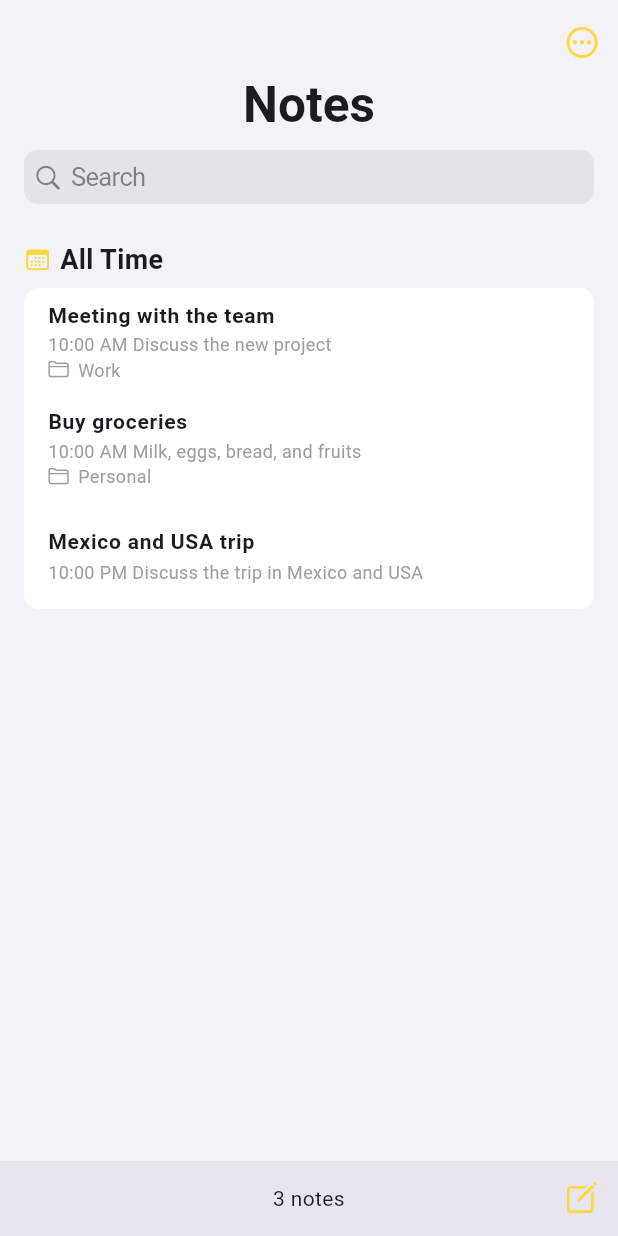
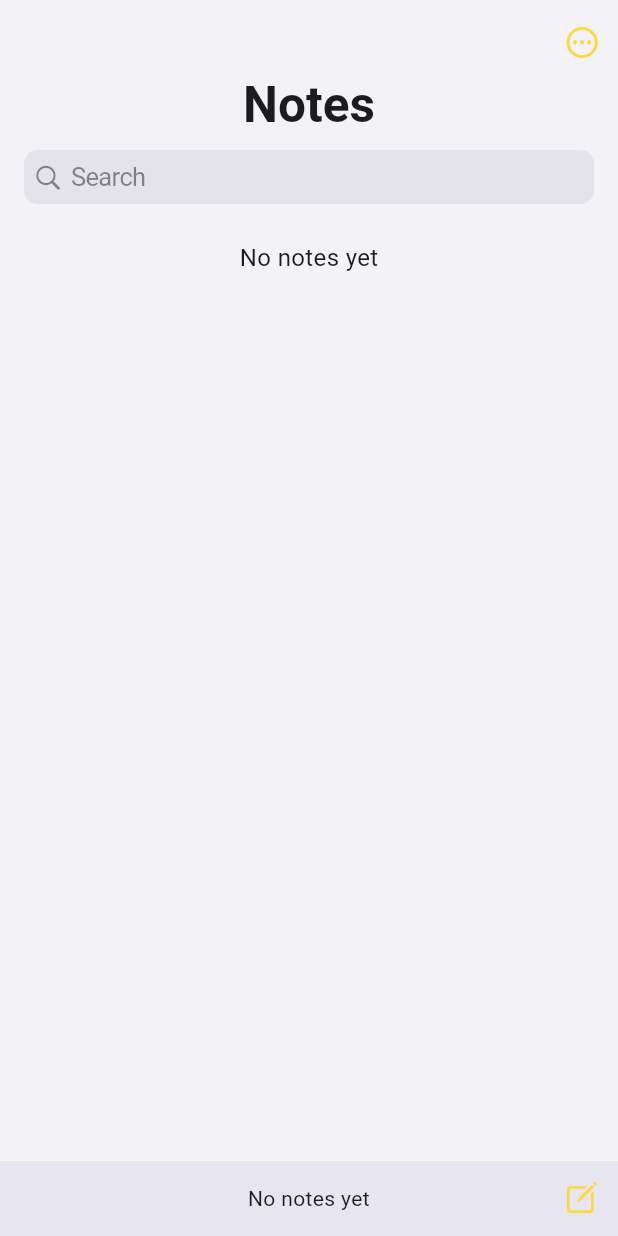
Before and after one commit to javiermh20/notes-ios-clone, a Flutter app: the screen it shows after launch, on a phone screen of 412 x 824 dp. Run offline on Flutter 3.47's test engine with Material 3 defaults, Android fonts, the phone set to English and light mode, and no system bars; our stand-ins replace hive, hive_flutter, toastification; accounts and stored records are empty.

Commit message:
Commit con el modelo en hive de note 25-07-2024
Se agregaron las vistas de una nueva nota y el modelo actualizado de Note con Hive para el guardado local e interno

```diff
--- a/lib/AppNotes.dart
+++ b/lib/AppNotes.dart
@@ -1,9 +1,11 @@
 import 'package:flutter/material.dart';
+
+import 'package:notes_javiermh/views/splashscreen/SplashScreen.dart';
+import 'package:notes_javiermh/views/note/NoteAddScreen.dart';
 import 'package:notes_javiermh/views/note/NoteHomeScreen.dart';
-import 'package:notes_javiermh/views/splashscreen/SplashScreen.dart';
+
+import 'package:notes_javiermh/generated/l10n.dart';
 import 'package:flutter_localizations/flutter_localizations.dart';
-import 'package:notes_javiermh/generated/l10n.dart';
-
 class AppNotes extends StatelessWidget {
   const AppNotes({super.key});
 
@@ -29,6 +31,7 @@ class AppNotes extends StatelessWidget {
       routes: {
         '/': (context) => const SplashScreen(),
         '/home': (context) => const NoteHomeScreen(),
+        '/noteAdd': (context) =>  const NoteAddScreen(),
       },
       debugShowCheckedModeBanner: false,
     );
--- a/lib/models/Note.dart
+++ b/lib/models/Note.dart
@@ -1,8 +1,19 @@
+
+import 'package:hive/hive.dart';
+
+part 'Note.g.dart';
+
+@HiveType(typeId: 1)
 class Note{
+  @HiveField(0)
   String title;
+  @HiveField(1)
   String description;
+  @HiveField(2)
   String date;
+  @HiveField(3)
   String hour;
+  @HiveField(4)
   String? folder;
 
   Note({
@@ -12,4 +23,12 @@ class Note{
     required this.hour,
     this.folder,
   });
+
+  static Note fromJson(Map<String, dynamic> json) => Note(
+    title: json['title'],
+    description: json['description'],
+    date: json['date'],
+    hour: json['hour'],
+    folder: json['folder'],
+  );
 }
--- a/lib/utils/Utils.dart
+++ b/lib/utils/Utils.dart
@@ -1,4 +1,3 @@
-import 'package:flutter/material.dart';
 
 class Utils{
   String truncateWithEllipsis(int cutoff, String myString) {
--- a/lib/views/note/NoteHomeScreen.dart
+++ b/lib/views/note/NoteHomeScreen.dart
@@ -1,9 +1,11 @@
 import 'package:flutter/material.dart';
 import 'package:flutter/cupertino.dart';
+
 import 'package:notes_javiermh/generated/l10n.dart';
 import 'package:notes_javiermh/models/Note.dart';
 import 'package:notes_javiermh/utils/Utils.dart';
-import 'package:notes_javiermh/views/note/NoteAddScreen.dart';
+
+import 'package:hive/hive.dart';
 
 class NoteHomeScreen extends StatefulWidget {
   const NoteHomeScreen({super.key});
@@ -15,31 +17,21 @@ class NoteHomeScreen extends StatefulWidget {
 class _NoteHomeScreenState extends State<NoteHomeScreen> {
   bool showPinnedNotes = true;
   bool isSelectedView = false;
+  late List<Note> notes;
+  late List<Note> pinnedNotes = [];
+  Box notesBox = Hive.box('Notes');
+  TextEditingController searchNoteController = TextEditingController();
 
-  List<Note> notes = [
-    Note(
-      title: 'Meeting with the team',
-      description: 'Discuss the new project',
-      date: '2024-07-07',
-      hour: '10:00 AM',
-      folder: 'Work',
-    ),
-    Note(
-      title: 'Buy groceries',
-      description: 'Milk, eggs, bread, and fruits',
-      date: '2024-07-01',
-      hour: '10:00 AM',
-      folder: 'Personal',
-    ),
-    Note(
-        title: 'Mexico and USA trip',
-        description: 'Discuss the trip in Mexico and USA',
-        date: '2021-06-25',
-        hour: '10:00 PM'),
-  ];
-  List<Note> pinnedNotes = [];
-
-  TextEditingController searchNoteController = TextEditingController();
+  @override
+  void initState() {
+    super.initState();
+    notesBox.containsKey('notes')
+      ? notes = notesBox.get('notes', defaultValue: []).cast<Note>()
+      : notes = [];
+    notesBox.containsKey('pinnedNotes')
+      ? notes = notesBox.get('pinnedNotes', defaultValue: []).cast<Note>()
+      : pinnedNotes = [];
+  }
 
   @override
   Widget build(BuildContext context) {
@@ -75,10 +67,9 @@ class _NoteHomeScreenState extends State<NoteHomeScreen> {
             ),
             actions: [
               IconButton(
-                icon: const Icon(CupertinoIcons.ellipsis_circle,
-                    color: Colors.amberAccent),
+                icon: const Icon(CupertinoIcons.ellipsis_circle, color: Colors.amberAccent),
                 onPressed: () {
-                  // show optionsMenu
+                  // TODO show optionsMenu with style
                 },
               ),
             ],
@@ -128,7 +119,9 @@ class _NoteHomeScreenState extends State<NoteHomeScreen> {
                     ),
                   ),
                   SizedBox(height: pinnedNotes.isNotEmpty ? 12 : 0),
-                  Column(
+                  Visibility(
+                    visible: notes.isNotEmpty,
+                    child: Column(
                       crossAxisAlignment: CrossAxisAlignment.start,
                       children: [
                         Row(
@@ -142,6 +135,16 @@ class _NoteHomeScreenState extends State<NoteHomeScreen> {
                         containerNote(notes),
                         const SizedBox(height: 12),
                       ],
+                    ),
+                  ),
+                  Visibility(
+                    visible: notes.isEmpty && pinnedNotes.isEmpty,
+                    child: Center(
+                      child: Text(
+                        Translate.current.notNoteYet,
+                        style: const TextStyle(fontSize: 16),
+                      ),
+                    ),
                   ),
                 ],
               ),
@@ -158,12 +161,14 @@ class _NoteHomeScreenState extends State<NoteHomeScreen> {
         child: Stack(
           children: [
             Center(
-              child: notes.isEmpty
-                  ? Text(Translate.current.notNoteYet,
+              child: notes.isEmpty && pinnedNotes.isEmpty
+                ? Text(
+                    Translate.current.notNoteYet,
                     style: const TextStyle(fontSize: 14),
-                      textAlign: TextAlign.center)
+                    textAlign: TextAlign.center,
+                  )
                 : Text(
-                      '${notes.length} ${Translate.current.note(notes.length == 1 ? 1 : 0).toLowerCase()}',
+                    '${notes.length + pinnedNotes.length} ${Translate.current.note(notes.length + pinnedNotes.length == 1 ? 1 : 0).toLowerCase()}',
                     style: const TextStyle(fontSize: 14),
                     textAlign: TextAlign.center,
                   ),
@@ -172,14 +177,11 @@ class _NoteHomeScreenState extends State<NoteHomeScreen> {
               right: 0,
               child: IconButton(
                 onPressed: () async {
-                  Note? note = await Navigator.push(
-                    context,
-                    MaterialPageRoute(
-                      builder: (context) => NoteAddScreen(),
-                    ),
-                  );
+                  Navigator.pushNamed<Note?>(context, '/noteAdd').then((note) {
                     if (note == null) return;
                     setState(() => notes.add(note));
+                    notesBox.put('notes', notes);
+                  });
                 },
                 icon: const Icon(CupertinoIcons.square_pencil, color: Colors.amberAccent),
               ),
@@ -205,11 +207,19 @@ class _NoteHomeScreenState extends State<NoteHomeScreen> {
               children: [
                 InkWell(
                   onTap: () async {
-                    Note? note = await Navigator.push(context, MaterialPageRoute(builder: (context) => NoteAddScreen(note: i)));
+                    Navigator.pushNamed(context, '/noteAdd', arguments: i).then((note) {
                       if (note == null) return;
                       setState(() {
+                        if (pinnedNotes.contains(i)) {
+                          pinnedNotes.remove(i);
+                          pinnedNotes.add(note as Note);
+                          notesBox.put('pinnedNotes', pinnedNotes);
+                        } else {
                           notes.remove(i);
-                      notes.add(note);
+                          notes.add(note as Note);
+                          notesBox.put('notes', notes);
+                        }
+                      });
                     });
                   },
                   child: contentCard(i),
@@ -230,27 +240,24 @@ class _NoteHomeScreenState extends State<NoteHomeScreen> {
           content: Text(Translate.current.deleteNoteDescription),
           actions: [
             TextButton(
-              style: TextButton.styleFrom(
-                foregroundColor: Colors.amberAccent,
-              ),
+              style: TextButton.styleFrom(foregroundColor: Colors.amberAccent),
               onPressed: () {
                 Navigator.pop(context);
               },
               child: Text(Translate.current.cancel),
             ),
             TextButton(
-              style: TextButton.styleFrom(
-                foregroundColor: Colors.amberAccent,
-              ),
+              style: TextButton.styleFrom(foregroundColor: Colors.amberAccent),
               onPressed: () {
                 if (pinnedNotes.contains(note)) {
                   setState(() {
                     pinnedNotes.remove(note);
+                    notesBox.put('pinnedNotes', pinnedNotes);
                   });
                 }
-
                 setState(() {
                   notes.remove(note);
+                  notesBox.put('notes', notes);
                 });
                 Navigator.pop(context);
               },
@@ -278,7 +285,8 @@ class _NoteHomeScreenState extends State<NoteHomeScreen> {
               pinnedNotes.contains(note)
                 ? CupertinoIcons.pin_slash_fill
                 : CupertinoIcons.pin_fill,
-                color: Colors.white),
+              color: Colors.white,
+            ),
           ),
         ),
         Positioned(
@@ -290,19 +298,27 @@ class _NoteHomeScreenState extends State<NoteHomeScreen> {
               color: Colors.redAccent,
               borderRadius: BorderRadius.circular(10),
             ),
-              child: const Icon(CupertinoIcons.delete_solid, color: Colors.white)),
+            child: const Icon(CupertinoIcons.delete_solid, color: Colors.white),
+          ),
         ),
         Dismissible(
           confirmDismiss: (direction) async {
             if (direction == DismissDirection.endToStart) {
-              // delete note
               dialogDeleteNote(note);
               return false;
             } else {
               setState(() {
-                pinnedNotes.contains(note)
-                    ? pinnedNotes.remove(note)
-                    : pinnedNotes.add(note);
+                if(pinnedNotes.contains(note)) {
+                  notes.add(note);
+                  pinnedNotes.remove(note);
+                  notesBox.put('pinnedNotes', pinnedNotes);
+                  notesBox.put('notes', notes);
+                } else {
+                  pinnedNotes.add(note);
+                  notes.remove(note);
+                  notesBox.put('pinnedNotes', pinnedNotes);
+                  notesBox.put('notes', notes);
+                }
               });
               return true;
             }
@@ -316,7 +332,10 @@ class _NoteHomeScreenState extends State<NoteHomeScreen> {
               borderRadius: BorderRadius.circular(10),
             ),
             child: ListTile(
-              title: Text(Utils().truncateWithEllipsis(30, note.title), style: const TextStyle(fontSize: 14, fontWeight: FontWeight.bold)),
+              title: Text (
+                Utils().truncateWithEllipsis(30, note.title),
+                style: const TextStyle(fontSize: 14, fontWeight: FontWeight.bold),
+              ),
               subtitle: Column(
                 crossAxisAlignment: CrossAxisAlignment.start,
                 children: [
--- a/pubspec.yaml
+++ b/pubspec.yaml
@@ -15,12 +15,15 @@ dependencies:
   cupertino_icons: ^1.0.6
   toastification: ^2.0.0
   intl: ^0.19.0
+  hive: ^2.2.3
+  hive_flutter: ^1.1.0
 
 dev_dependencies:
   flutter_test:
     sdk: flutter
   flutter_lints: ^3.0.0
-  build_runner: ^2.4.8
+  hive_generator: ^2.0.1
+  build_runner: ^2.4.11
 
 
 flutter:
```
Also changed, not shown: lib/main.dart (+11 -1 lines), lib/views/note/NoteAddScreen.dart (+16 -10 lines), lib/models/Note.g.dart (added), pubspec.lock. Lines whose indentation alone changed are shown as unchanged.
